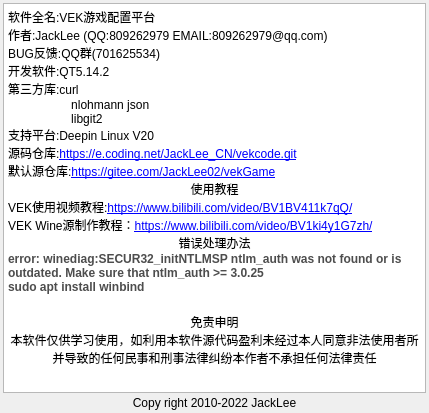
Qt form ui/vekAbout.ui (gfdgd-xi/vekcode) before a commit.
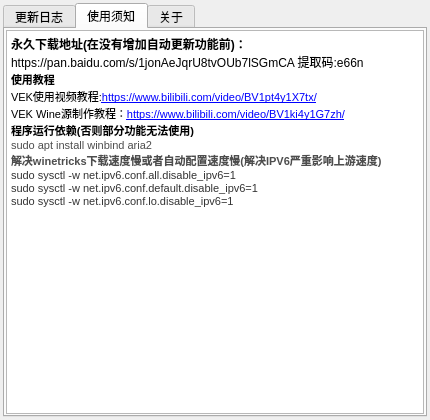
The same form after that commit. The open tabs and pages were chosen to show the change. Icons and pictures are not drawn.

```diff
--- a/ui/vekAbout.ui
+++ b/ui/vekAbout.ui
@@ -9,8 +9,8 @@
    <rect>
     <x>0</x>
     <y>0</y>
-    <width>429</width>
-    <height>413</height>
+    <width>430</width>
+    <height>420</height>
    </rect>
   </property>
   <property name="sizePolicy">
@@ -19,10 +19,22 @@
     <verstretch>0</verstretch>
    </sizepolicy>
   </property>
+  <property name="minimumSize">
+   <size>
+    <width>430</width>
+    <height>420</height>
+   </size>
+  </property>
+  <property name="maximumSize">
+   <size>
+    <width>430</width>
+    <height>420</height>
+   </size>
+  </property>
   <property name="windowTitle">
    <string>Dialog</string>
   </property>
-  <layout class="QVBoxLayout" name="verticalLayout_3" stretch="60,1">
+  <layout class="QVBoxLayout" name="verticalLayout_3" stretch="0">
    <property name="spacing">
     <number>3</number>
    </property>
@@ -39,14 +51,121 @@
     <number>3</number>
    </property>
    <item>
-    <layout class="QVBoxLayout" name="verticalLayout">
-     <item>
-      <widget class="QTextEdit" name="textEdit">
-       <property name="focusPolicy">
-        <enum>Qt::NoFocus</enum>
+    <widget class="QTabWidget" name="verticalTabWidget">
+     <property name="currentIndex">
+      <number>0</number>
+     </property>
+     <widget class="QWidget" name="verticalTabWidgetPage1">
+      <attribute name="title">
+       <string>更新日志</string>
+      </attribute>
+      <layout class="QVBoxLayout" name="verticalLayout">
+       <property name="spacing">
+        <number>1</number>
        </property>
-       <property name="html">
-        <string>&lt;!DOCTYPE HTML PUBLIC &quot;-//W3C//DTD HTML 4.0//EN&quot; &quot;http://www.w3.org/TR/REC-html40/strict.dtd&quot;&gt;
+       <property name="leftMargin">
+        <number>1</number>
+       </property>
+       <property name="topMargin">
+        <number>1</number>
+       </property>
+       <property name="rightMargin">
+        <number>1</number>
+       </property>
+       <property name="bottomMargin">
+        <number>1</number>
+       </property>
+       <item>
+        <widget class="QTextEdit" name="textEdit_UpLogs">
+         <property name="focusPolicy">
+          <enum>Qt::NoFocus</enum>
+         </property>
+         <property name="html">
+          <string>&lt;!DOCTYPE HTML PUBLIC &quot;-//W3C//DTD HTML 4.0//EN&quot; &quot;http://www.w3.org/TR/REC-html40/strict.dtd&quot;&gt;
+&lt;html&gt;&lt;head&gt;&lt;meta name=&quot;qrichtext&quot; content=&quot;1&quot; /&gt;&lt;style type=&quot;text/css&quot;&gt;
+p, li { white-space: pre-wrap; }
+&lt;/style&gt;&lt;/head&gt;&lt;body style=&quot; font-family:'Sans Serif'; font-size:9pt; font-weight:400; font-style:normal;&quot;&gt;
+&lt;p style=&quot;-qt-paragraph-type:empty; margin-top:0px; margin-bottom:0px; margin-left:0px; margin-right:0px; -qt-block-indent:0; text-indent:0px;&quot;&gt;&lt;br /&gt;&lt;/p&gt;&lt;/body&gt;&lt;/html&gt;</string>
+         </property>
+        </widget>
+       </item>
+      </layout>
+     </widget>
+     <widget class="QWidget" name="verticalTabWidgetPage2">
+      <attribute name="title">
+       <string>使用须知</string>
+      </attribute>
+      <layout class="QVBoxLayout" name="verticalLayout">
+       <property name="spacing">
+        <number>1</number>
+       </property>
+       <property name="leftMargin">
+        <number>1</number>
+       </property>
+       <property name="topMargin">
+        <number>1</number>
+       </property>
+       <property name="rightMargin">
+        <number>1</number>
+       </property>
+       <property name="bottomMargin">
+        <number>1</number>
+       </property>
+       <item>
+        <widget class="QTextEdit" name="textEdit">
+         <property name="focusPolicy">
+          <enum>Qt::NoFocus</enum>
+         </property>
+         <property name="html">
+          <string>&lt;!DOCTYPE HTML PUBLIC &quot;-//W3C//DTD HTML 4.0//EN&quot; &quot;http://www.w3.org/TR/REC-html40/strict.dtd&quot;&gt;
+&lt;html&gt;&lt;head&gt;&lt;meta name=&quot;qrichtext&quot; content=&quot;1&quot; /&gt;&lt;style type=&quot;text/css&quot;&gt;
+p, li { white-space: pre-wrap; }
+&lt;/style&gt;&lt;/head&gt;&lt;body style=&quot; font-family:'Sans Serif'; font-size:9pt; font-weight:400; font-style:normal;&quot;&gt;
+&lt;p style=&quot; margin-top:0px; margin-bottom:0px; margin-left:0px; margin-right:0px; -qt-block-indent:0; text-indent:0px;&quot;&gt;&lt;span style=&quot; font-weight:600;&quot;&gt;永久下载地址(在没有增加自动更新功能前)：&lt;/span&gt;&lt;/p&gt;
+&lt;p style=&quot; margin-top:0px; margin-bottom:0px; margin-left:0px; margin-right:0px; -qt-block-indent:0; text-indent:0px;&quot;&gt;https://pan.baidu.com/s/1jonAeJqrU8tvOUb7lSGmCA 提取码:e66n&lt;/p&gt;
+&lt;p style=&quot; margin-top:0px; margin-bottom:0px; margin-left:0px; margin-right:0px; -qt-block-indent:0; text-indent:0px;&quot;&gt;&lt;span style=&quot; font-size:8pt; font-weight:600;&quot;&gt;使用教程&lt;/span&gt;&lt;/p&gt;
+&lt;p style=&quot; margin-top:0px; margin-bottom:0px; margin-left:0px; margin-right:0px; -qt-block-indent:0; text-indent:0px;&quot;&gt;&lt;span style=&quot; font-size:8pt;&quot;&gt;VEK使用视频教程:&lt;/span&gt;&lt;a href=&quot;https://www.bilibili.com/video/BV1pt4y1X7tx/&quot;&gt;&lt;span style=&quot; font-size:8pt; text-decoration: underline; color:#0000ff;&quot;&gt;https://www.bilibili.com/video/BV1pt4y1X7tx/&lt;/span&gt;&lt;/a&gt;&lt;/p&gt;
+&lt;p style=&quot; margin-top:0px; margin-bottom:0px; margin-left:0px; margin-right:0px; -qt-block-indent:0; text-indent:0px;&quot;&gt;&lt;span style=&quot; font-size:8pt;&quot;&gt;VEK Wine源制作教程：&lt;/span&gt;&lt;a href=&quot;https://www.bilibili.com/video/BV1ki4y1G7zh/&quot;&gt;&lt;span style=&quot; font-size:8pt; text-decoration: underline; color:#0000ff;&quot;&gt;https://www.bilibili.com/video/BV1ki4y1G7zh/&lt;/span&gt;&lt;/a&gt;&lt;/p&gt;
+&lt;p style=&quot; margin-top:0px; margin-bottom:0px; margin-left:0px; margin-right:0px; -qt-block-indent:0; text-indent:0px;&quot;&gt;&lt;span style=&quot; font-size:8pt; font-weight:600;&quot;&gt;程序运行依赖(否则部分功能无法使用)&lt;/span&gt;&lt;/p&gt;
+&lt;p style=&quot; margin-top:0px; margin-bottom:0px; margin-left:0px; margin-right:0px; -qt-block-indent:0; text-indent:0px;&quot;&gt;&lt;span style=&quot; font-family:'Microsoft YaHei','SF Pro Display','Roboto','Noto','Arial','PingFang SC','sans-serif'; font-size:8pt; color:#4d4d4d; background-color:#ffffff;&quot;&gt;sudo apt install winbind aria2&lt;/span&gt;&lt;/p&gt;
+&lt;p style=&quot; margin-top:0px; margin-bottom:0px; margin-left:0px; margin-right:0px; -qt-block-indent:0; text-indent:0px;&quot;&gt;&lt;span style=&quot; font-family:'Microsoft YaHei','SF Pro Display','Roboto','Noto','Arial','PingFang SC','sans-serif'; font-size:8pt; font-weight:600; color:#4d4d4d;&quot;&gt;解决winetricks下载速度慢或者自动配置速度慢(解决IPV6严重影响上游速度)&lt;/span&gt;&lt;/p&gt;
+&lt;p style=&quot; margin-top:0px; margin-bottom:0px; margin-left:0px; margin-right:0px; -qt-block-indent:0; text-indent:0px;&quot;&gt;&lt;span style=&quot; font-family:'Verdana','Arial','Tahoma'; font-size:8pt; color:#333333; background-color:#ffffff;&quot;&gt;sudo sysctl -w net.ipv6.conf.all.disable_ipv6=1&lt;/span&gt;&lt;/p&gt;
+&lt;p style=&quot; margin-top:0px; margin-bottom:0px; margin-left:0px; margin-right:0px; -qt-block-indent:0; text-indent:0px; background-color:#ffffff;&quot;&gt;&lt;span style=&quot; font-family:'Verdana','Arial','Tahoma'; font-size:8pt; color:#333333; background-color:#ffffff;&quot;&gt;sudo sysctl -w net.ipv6.conf.default.disable_ipv6=1&lt;/span&gt;&lt;/p&gt;
+&lt;p style=&quot; margin-top:0px; margin-bottom:0px; margin-left:0px; margin-right:0px; -qt-block-indent:0; text-indent:0px; background-color:#ffffff;&quot;&gt;&lt;span style=&quot; font-family:'Verdana','Arial','Tahoma'; font-size:8pt; color:#333333; background-color:#ffffff;&quot;&gt;sudo sysctl -w net.ipv6.conf.lo.disable_ipv6=1&lt;/span&gt;&lt;/p&gt;&lt;/body&gt;&lt;/html&gt;</string>
+         </property>
+        </widget>
+       </item>
+      </layout>
+     </widget>
+     <widget class="QWidget" name="verticalTabWidgetPage3">
+      <attribute name="title">
+       <string>关于</string>
+      </attribute>
+      <layout class="QVBoxLayout" name="verticalLayout_4">
+       <property name="spacing">
+        <number>1</number>
+       </property>
+       <property name="leftMargin">
+        <number>1</number>
+       </property>
+       <property name="topMargin">
+        <number>1</number>
+       </property>
+       <property name="rightMargin">
+        <number>1</number>
+       </property>
+       <property name="bottomMargin">
+        <number>1</number>
+       </property>
+       <item>
+        <layout class="QVBoxLayout" name="verticalLayout">
+         <item>
+          <widget class="QTextEdit" name="textEdit">
+           <property name="focusPolicy">
+            <enum>Qt::NoFocus</enum>
+           </property>
+           <property name="html">
+            <string>&lt;!DOCTYPE HTML PUBLIC &quot;-//W3C//DTD HTML 4.0//EN&quot; &quot;http://www.w3.org/TR/REC-html40/strict.dtd&quot;&gt;
 &lt;html&gt;&lt;head&gt;&lt;meta name=&quot;qrichtext&quot; content=&quot;1&quot; /&gt;&lt;style type=&quot;text/css&quot;&gt;
 p, li { white-space: pre-wrap; }
 &lt;/style&gt;&lt;/head&gt;&lt;body style=&quot; font-family:'Sans Serif'; font-size:9pt; font-weight:400; font-style:normal;&quot;&gt;
@@ -61,33 +180,16 @@
 &lt;p style=&quot; margin-top:0px; margin-bottom:0px; margin-left:0px; margin-right:0px; -qt-block-indent:0; text-indent:0px;&quot;&gt;支持平台:Deepin Linux V20&lt;/p&gt;
 &lt;p style=&quot; margin-top:0px; margin-bottom:0px; margin-left:0px; margin-right:0px; -qt-block-indent:0; text-indent:0px;&quot;&gt;源码仓库:&lt;a href=&quot;https://e.coding.net/JackLee_CN/vekcode.git&quot;&gt;&lt;span style=&quot; text-decoration: underline; color:#0000ff;&quot;&gt;https://e.coding.net/JackLee_CN/vekcode.git&lt;/span&gt;&lt;/a&gt;&lt;/p&gt;
 &lt;p style=&quot; margin-top:0px; margin-bottom:0px; margin-left:0px; margin-right:0px; -qt-block-indent:0; text-indent:0px;&quot;&gt;默认源仓库:&lt;a href=&quot;https://gitee.com/JackLee02/vekGame&quot;&gt;&lt;span style=&quot; text-decoration: underline; color:#0000ff;&quot;&gt;https://gitee.com/JackLee02/vekGame&lt;/span&gt;&lt;/a&gt;&lt;/p&gt;
-&lt;p align=&quot;center&quot; style=&quot; margin-top:0px; margin-bottom:0px; margin-left:0px; margin-right:0px; -qt-block-indent:0; text-indent:0px;&quot;&gt;使用教程&lt;/p&gt;
-&lt;p style=&quot; margin-top:0px; margin-bottom:0px; margin-left:0px; margin-right:0px; -qt-block-indent:0; text-indent:0px;&quot;&gt;VEK使用视频教程:&lt;a href=&quot;https://www.bilibili.com/video/BV1BV411k7qQ/&quot;&gt;&lt;span style=&quot; text-decoration: underline; color:#0000ff;&quot;&gt;https://www.bilibili.com/video/BV1BV411k7qQ/&lt;/span&gt;&lt;/a&gt;&lt;/p&gt;
-&lt;p style=&quot; margin-top:0px; margin-bottom:0px; margin-left:0px; margin-right:0px; -qt-block-indent:0; text-indent:0px;&quot;&gt;VEK Wine源制作教程：&lt;a href=&quot;https://www.bilibili.com/video/BV1ki4y1G7zh/&quot;&gt;&lt;span style=&quot; text-decoration: underline; color:#0000ff;&quot;&gt;https://www.bilibili.com/video/BV1ki4y1G7zh/&lt;/span&gt;&lt;/a&gt;&lt;/p&gt;
-&lt;p align=&quot;center&quot; style=&quot; margin-top:0px; margin-bottom:0px; margin-left:0px; margin-right:0px; -qt-block-indent:0; text-indent:0px;&quot;&gt;错误处理办法&lt;/p&gt;
-&lt;p style=&quot; margin-top:0px; margin-bottom:0px; margin-left:0px; margin-right:0px; -qt-block-indent:0; text-indent:0px;&quot;&gt;&lt;span style=&quot; font-family:'Microsoft YaHei','SF Pro Display','Roboto','Noto','Arial','PingFang SC','sans-serif'; font-weight:600; color:#4d4d4d; background-color:#ffffff;&quot;&gt;error: winediag:SECUR32_initNTLMSP ntlm_auth was not found or is outdated. Make sure that ntlm_auth &amp;gt;= 3.0.25&lt;/span&gt;&lt;/p&gt;
-&lt;p style=&quot; margin-top:0px; margin-bottom:0px; margin-left:0px; margin-right:0px; -qt-block-indent:0; text-indent:0px;&quot;&gt;&lt;span style=&quot; font-family:'Microsoft YaHei','SF Pro Display','Roboto','Noto','Arial','PingFang SC','sans-serif'; font-weight:600; color:#4d4d4d; background-color:#ffffff;&quot;&gt;sudo apt install winbind&lt;/span&gt;&lt;/p&gt;
-&lt;p style=&quot;-qt-paragraph-type:empty; margin-top:0px; margin-bottom:0px; margin-left:0px; margin-right:0px; -qt-block-indent:0; text-indent:0px; font-family:'Microsoft YaHei','SF Pro Display','Roboto','Noto','Arial','PingFang SC','sans-serif'; font-size:16px; color:#4d4d4d;&quot;&gt;&lt;br /&gt;&lt;/p&gt;
 &lt;p align=&quot;center&quot; style=&quot; margin-top:0px; margin-bottom:0px; margin-left:0px; margin-right:0px; -qt-block-indent:0; text-indent:0px;&quot;&gt;免责申明&lt;/p&gt;
 &lt;p align=&quot;center&quot; style=&quot; margin-top:0px; margin-bottom:0px; margin-left:0px; margin-right:0px; -qt-block-indent:0; text-indent:0px;&quot;&gt;本软件仅供学习使用，如利用本软件源代码盈利未经过本人同意非法使用者所并导致的任何民事和刑事法律纠纷本作者不承担任何法律责任&lt;/p&gt;&lt;/body&gt;&lt;/html&gt;</string>
-       </property>
-      </widget>
-     </item>
-    </layout>
-   </item>
-   <item>
-    <layout class="QVBoxLayout" name="verticalLayout_2">
-     <item>
-      <widget class="QLabel" name="label_2">
-       <property name="text">
-        <string>Copy right 2010-2022 JackLee</string>
-       </property>
-       <property name="alignment">
-        <set>Qt::AlignCenter</set>
-       </property>
-      </widget>
-     </item>
-    </layout>
+           </property>
+          </widget>
+         </item>
+        </layout>
+       </item>
+      </layout>
+     </widget>
+    </widget>
    </item>
   </layout>
  </widget>
```
Left out of the diff: 2 changed lines with no effect on the pictures.
